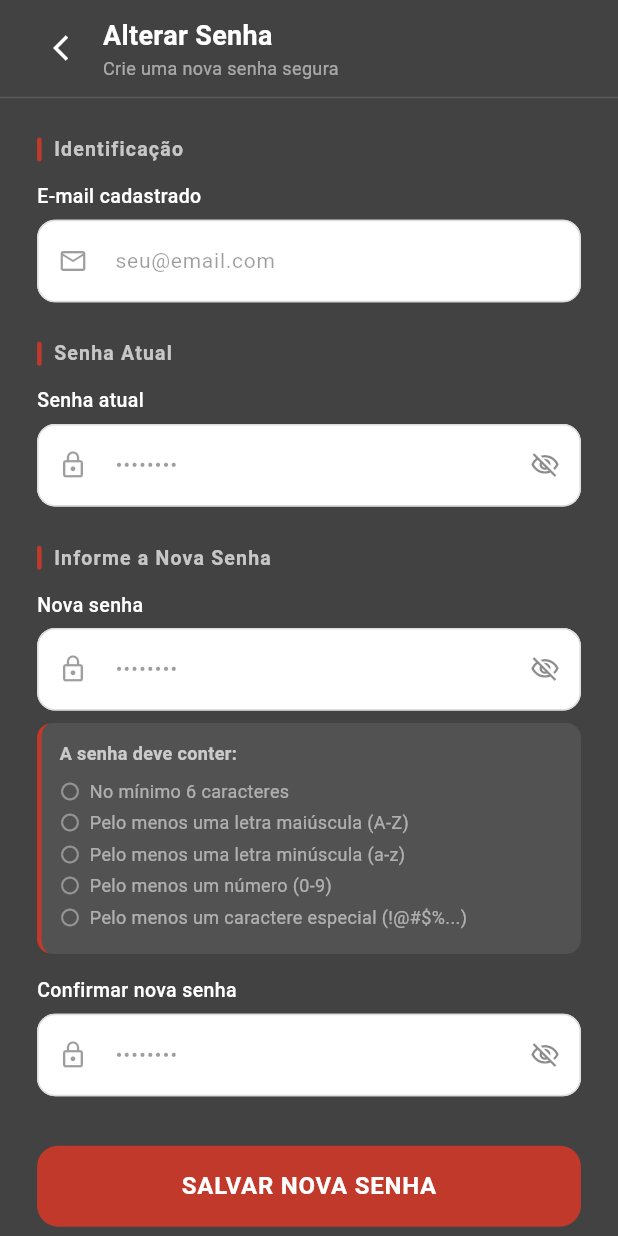
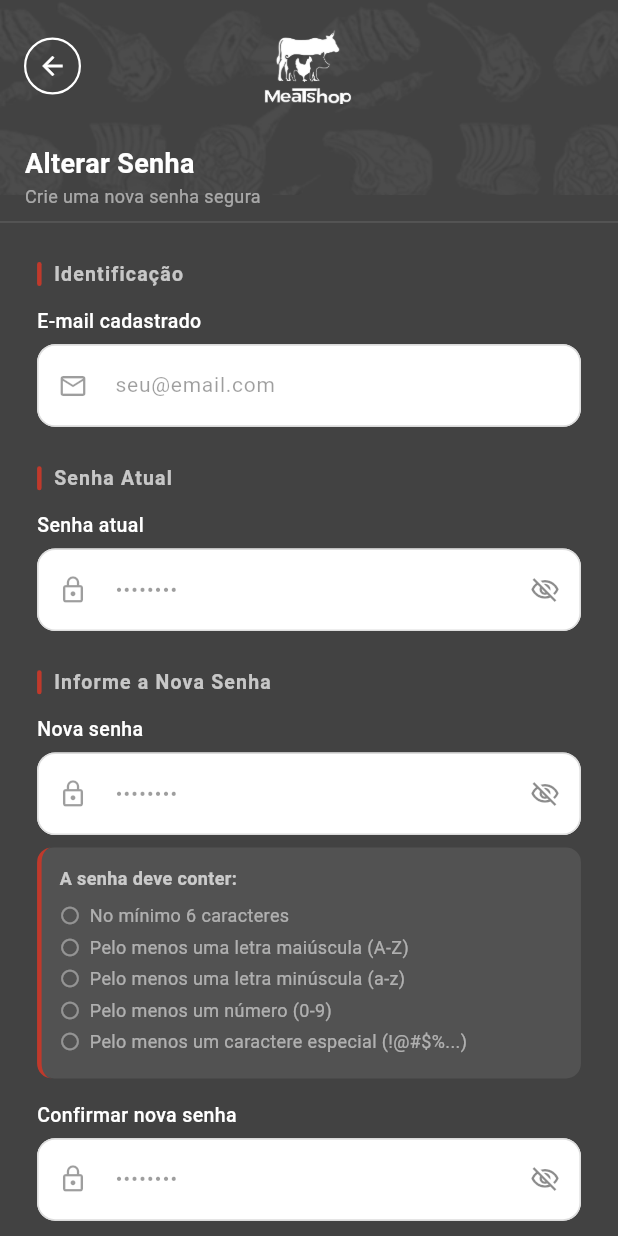
Before and after one commit to VIN1RM/meatshop-mobile, a Flutter app: the ChangePasswordPage screen opened by its route, on a phone screen of 412 x 824 dp. Run offline on Flutter 3.47's test engine with Material 3 defaults, Android fonts, the phone set to English and light mode, and no system bars; our stand-ins replace cloud_firestore, csv, firebase_auth, firebase_core, firebase_storage, image_picker and 4 more; accounts and stored records are empty.

Commit message:
refactor(change-password): replace custom back button with AppHeader and AppBackButton

```diff
--- a/lib/routes/routes_config.dart
+++ b/lib/routes/routes_config.dart
@@ -18,7 +18,7 @@ import 'package:meatshop_mobile/ui/screens/initial_screens/splash_screen.dart';
 import 'package:meatshop_mobile/ui/screens/initial_screens/welcome_screen.dart';
 import 'package:meatshop_mobile/ui/screens/auth/login_screen.dart';
 import 'package:meatshop_mobile/ui/screens/auth/register_screen.dart';
-import 'package:meatshop_mobile/ui/screens/auth/change_password.dart';
+import 'package:meatshop_mobile/ui/screens/auth/change_password_screen.dart';
 import 'package:meatshop_mobile/ui/screens/auth/select_register_screen.dart';
 import 'package:meatshop_mobile/ui/screens/search_screen.dart';
 import 'package:meatshop_mobile/ui/widgets/shell/client_shell.dart';
--- a/lib/ui/screens/account/saved_addresses_screen.dart
+++ b/lib/ui/screens/account/saved_addresses_screen.dart
@@ -87,7 +87,7 @@ class _SavedAddressesScreenState extends State<SavedAddressesScreen> {
           SafeArea(
             child: Column(
               children: [
-                const AppHeader(),
+           const AppHeader(showBack: true),
                 Expanded(
                   child: provider.loading
                       ? const Center(
--- a/lib/ui/screens/account/saved_payments_screen.dart
+++ b/lib/ui/screens/account/saved_payments_screen.dart
@@ -74,7 +74,7 @@ class _SavedPaymentsScreenState extends State<SavedPaymentsScreen> {
           SafeArea(
             child: Column(
               children: [
-                const AppHeader(),
+                const AppHeader(showBack: true),
                 Expanded(
                   child: SingleChildScrollView(
                     physics: const BouncingScrollPhysics(),
--- a/lib/ui/screens/account/settings_screen.dart
+++ b/lib/ui/screens/account/settings_screen.dart
@@ -56,7 +56,7 @@ class _SettingsScreenState extends State<SettingsScreen> {
           SafeArea(
             child: Column(
               children: [
-                const AppHeader(),
+                const AppHeader(showBack: true),
                 Expanded(
                   child: SingleChildScrollView(
                     physics: const BouncingScrollPhysics(),
--- a/lib/ui/screens/auth/change_password.dart
+++ b/lib/ui/screens/auth/change_password_screen.dart
@@ -2,6 +2,7 @@ import 'package:firebase_auth/firebase_auth.dart';
 import 'package:flutter/material.dart';
 import 'package:meatshop_mobile/routes/app_routes.dart';
 import 'package:meatshop_mobile/services/auth_service.dart';
+import 'package:meatshop_mobile/ui/widgets/app_header.dart';
 import 'package:meatshop_mobile/ui/widgets/buttons_widget.dart';
 
 class ChangePasswordPage extends StatefulWidget {
@@ -126,26 +127,34 @@ class _ChangePasswordPageState extends State<ChangePasswordPage> {
 
     return Scaffold(
       backgroundColor: const Color(0xFF424242),
-      body: SafeArea(
+      body: Stack(
+        children: [
+          Positioned(
+            top: 0,
+            left: 0,
+            right: 0,
+            child: SizedBox(
+              height: 130,
+              child: Image.asset(
+                'assets/images/background.png',
+                fit: BoxFit.cover,
+                errorBuilder: (_, __, ___) =>
+                    Container(color: const Color(0xFF1A1A1A)),
+              ),
+            ),
+          ),
+          SafeArea(
             child: Column(
               children: [
+                const AppHeader(showBack: true),
                 Padding(
                   padding: EdgeInsets.symmetric(
                     horizontal: sw * 0.04,
                     vertical: sh * 0.01,
                   ),
-              child: Row(
-                children: [
-                  IconButton(
-                    onPressed: () => Navigator.of(context).pop(),
-                    icon: const Icon(
-                      Icons.arrow_back_ios_new,
-                      color: Colors.white,
-                      size: 20,
-                    ),
-                  ),
-                  const SizedBox(width: 4),
-                  Column(
+                  child: Align(
+                    alignment: Alignment.centerLeft,
+                    child: Column(
                       crossAxisAlignment: CrossAxisAlignment.start,
                       children: [
                         Text(
@@ -162,12 +171,9 @@ class _ChangePasswordPageState extends State<ChangePasswordPage> {
                         ),
                       ],
                     ),
-                ],
                   ),
                 ),
-
                 Container(height: 1, color: Colors.white12),
-
                 Expanded(
                   child: SingleChildScrollView(
                     padding: EdgeInsets.symmetric(
@@ -181,7 +187,6 @@ class _ChangePasswordPageState extends State<ChangePasswordPage> {
                         children: [
                           _sectionTitle('Identificação'),
                           SizedBox(height: sh * 0.015),
-
                           _buildTextField(
                             controller: _emailController,
                             label: 'E-mail cadastrado',
@@ -194,12 +199,9 @@ class _ChangePasswordPageState extends State<ChangePasswordPage> {
                               return null;
                             },
                           ),
-
                           SizedBox(height: sh * 0.03),
-
                           _sectionTitle('Senha Atual'),
                           SizedBox(height: sh * 0.015),
-
                           _buildTextField(
                             controller: _currentPasswordController,
                             label: 'Senha atual',
@@ -224,12 +226,9 @@ class _ChangePasswordPageState extends State<ChangePasswordPage> {
                               return null;
                             },
                           ),
-
                           SizedBox(height: sh * 0.03),
-
                           _sectionTitle('Informe a Nova Senha'),
                           SizedBox(height: sh * 0.015),
-
                           _buildTextField(
                             controller: _newPasswordController,
                             label: 'Nova senha',
@@ -250,13 +249,9 @@ class _ChangePasswordPageState extends State<ChangePasswordPage> {
                             ),
                             validator: _validateNewPassword,
                           ),
-
                           SizedBox(height: sh * 0.010),
-
                           _passwordRequirements(),
-
                           SizedBox(height: sh * 0.018),
-
                           _buildTextField(
                             controller: _confirmPasswordController,
                             label: 'Confirmar nova senha',
@@ -276,24 +271,19 @@ class _ChangePasswordPageState extends State<ChangePasswordPage> {
                               ),
                             ),
                             validator: (v) {
-                          if (v == null || v.isEmpty) {
+                              if (v == null || v.isEmpty)
                                 return 'Confirme a nova senha';
-                          }
-                          if (v != _newPasswordController.text) {
+                              if (v != _newPasswordController.text)
                                 return 'As senhas não coincidem';
-                          }
                               return null;
                             },
                           ),
-
                           SizedBox(height: sh * 0.04),
-
                           PrimaryButton(
                             label: 'SALVAR NOVA SENHA',
                             isLoading: _isLoading,
                             onPressed: _isLoading ? null : _onChangePassword,
                           ),
-
                           SizedBox(height: sh * 0.03),
                         ],
                       ),
@@ -302,6 +292,8 @@ class _ChangePasswordPageState extends State<ChangePasswordPage> {
                 ),
               ],
             ),
+          ),
+        ],
       ),
     );
   }
```
Also changed, not shown: lib/ui/screens/account/chat/chat_list_screen.dart (+5 -2 lines). Lines whose indentation alone changed are shown as unchanged.
